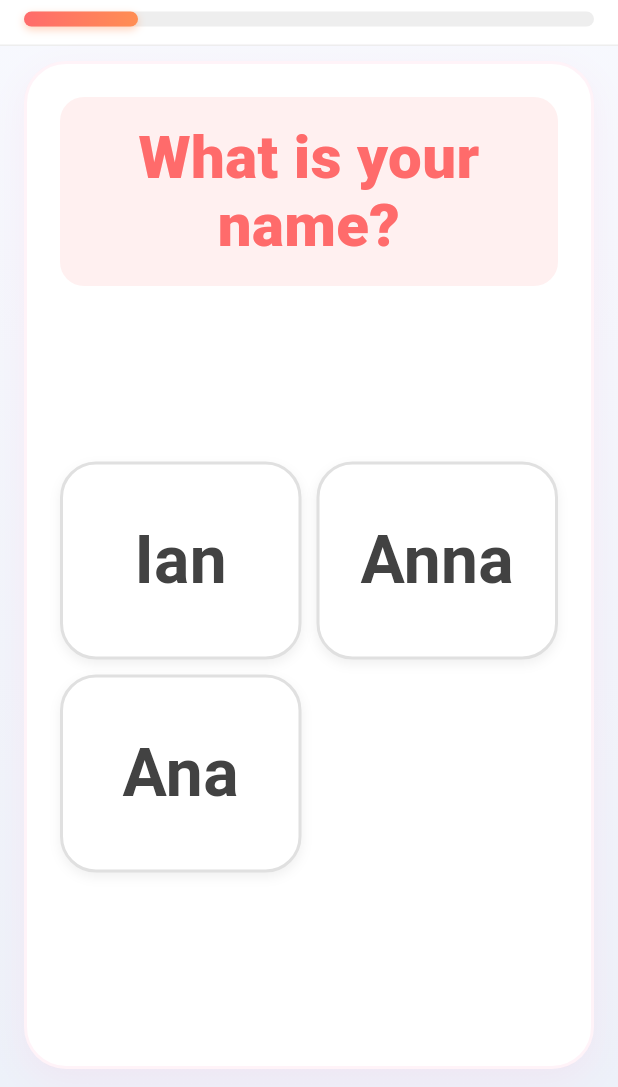
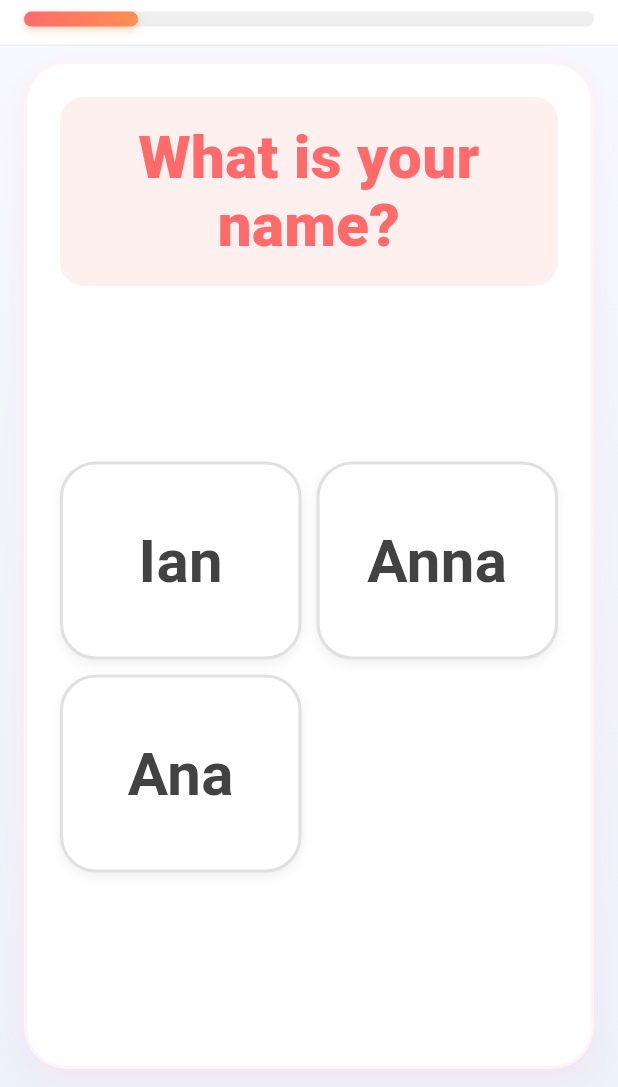
Before and after one commit to Jaijr711/etarabay-app, a Flutter app: the PamilyaScreen screen opened directly, after a tap on an icon or button, on a phone screen of 412 x 824 dp, the part 149-1236 px from its top. Run offline on Flutter 3.47's test engine with Material 3 defaults, Android fonts, the phone set to English and light mode, and no system bars; our stand-ins replace animated_text_kit, audioplayers, cached_network_image, cloud_firestore, confetti, firebase_auth and 12 more; missing offline and left inert: dart:js_interop, gal; accounts and stored records are empty; network calls fail.

Commit message:
Answer choices share one font size per board
The board measures every answer against the tile size and picks the largest size that fits them all, so no tile shrinks its own words out of step with the others.

Co-Authored-By: Claude Opus 5.5 <noreply@anthropic.com>

```diff
--- a/lib/screens/pamilya_screen.dart
+++ b/lib/screens/pamilya_screen.dart
@@ -2080,8 +2080,7 @@ class _PamilyaScreenState extends State<PamilyaScreen>
                         final cap = short ? 132.0 : 108.0;
                         final cellH = available < cap ? available : cap;
 
-                        return Center(
-                          child: GridView.count(
+                        final grid = GridView.count(
                           shrinkWrap: true,
                           physics: const NeverScrollableScrollPhysics(),
                           crossAxisCount: cols,
@@ -2089,6 +2088,20 @@ class _PamilyaScreenState extends State<PamilyaScreen>
                           crossAxisSpacing: gap,
                           mainAxisSpacing: gap,
                           children: choices,
+                        );
+                        // Every answer at one size — see [AnswerTileGroup].
+                        return Center(
+                          child: labels == null || labels.isEmpty
+                              ? grid
+                              : AnswerTileGroup(
+                                  fontSize: AnswerTile.fitFontSize(
+                                    labels,
+                                    cellW: cellW,
+                                    cellH: cellH,
+                                    textScaler:
+                                        MediaQuery.textScalerOf(context),
+                                  ),
+                                  child: grid,
                                 ),
                         );
                       }),
--- a/lib/widgets/answer_tile.dart
+++ b/lib/widgets/answer_tile.dart
@@ -20,7 +20,98 @@ import 'pressable.dart';
 ///     and sizes the drawing and the text from its own height, rather than
 ///     from constants that were tuned when a strip of level tabs was eating
 ///     the top of the screen.
+/// One text size for every answer on a board.
+///
+/// Each tile used to size its own words from its own length, so a question
+/// could show "Father" at 44 beside "Grandmother only" at 20 — the answers
+/// looked unequal, as if one mattered more. The board wraps its tiles in this
+/// with a size worked out from its longest answer ([AnswerTile.groupFontSize]),
+/// and every tile under it uses that size.
+class AnswerTileGroup extends InheritedWidget {
+  final double fontSize;
+
+  const AnswerTileGroup({
+    super.key,
+    required this.fontSize,
+    required super.child,
+  });
+
+  static double? maybeOf(BuildContext context) =>
+      context.dependOnInheritedWidgetOfExactType<AnswerTileGroup>()?.fontSize;
+
+  @override
+  bool updateShouldNotify(AnswerTileGroup oldWidget) =>
+      oldWidget.fontSize != fontSize;
+}
+
 class AnswerTile extends StatelessWidget {
+  /// The size every answer on a board shares, from the longest of them.
+  /// Pictures are left out of the count: they are drawn, not typed.
+  static double groupFontSize(Iterable<String> labels) {
+    var longest = 0;
+    for (final l in labels) {
+      final n = withoutLeadingEmoji(l).length;
+      if (n > longest) longest = n;
+    }
+    if (longest <= 5) return 40;
+    if (longest <= shortLabelLimit) return 26;
+    if (longest <= 32) return 20;
+    return 17;
+  }
+
+  /// The largest size, up to [groupFontSize], at which EVERY answer fits the
+  /// tile the board gives it — measured, so no tile has to shrink its own
+  /// words afterwards and fall out of step with the others. [cellW] and
+  /// [cellH] are one grid cell; the slot for the words inside it follows the
+  /// same padding, picture and layout rules as [build].
+  static double fitFontSize(
+    Iterable<String> labels, {
+    required double cellW,
+    required double cellH,
+    TextScaler textScaler = TextScaler.noScaling,
+  }) {
+    final list = labels.toList();
+    var size = groupFontSize(list);
+    if (cellW <= 0 || cellH <= 0 || list.isEmpty) return size;
+    const border = 4.0;
+    bool fits(double s) {
+      for (final label in list) {
+        final hasPicture = leadingEmoji(label) != null;
+        final stacked = hasPicture && cellH >= 96;
+        var w = cellW - 24 - border;
+        var h = cellH - (stacked ? 20 : 16) - border;
+        if (stacked) {
+          h -= (cellH * 0.56).clamp(40.0, 92.0) + 4;
+        } else if (hasPicture) {
+          w -= (cellH * 0.62).clamp(28.0, 64.0) + 10;
+        }
+        if (w <= 0 || h <= 0) return false;
+        final painter = TextPainter(
+          text: TextSpan(
+            text: withoutLeadingEmoji(label),
+            // Bold is the wider of the two weights a tile uses.
+            style: TextStyle(
+                fontSize: s, fontWeight: FontWeight.bold, height: 1.1),
+          ),
+          textAlign: TextAlign.center,
+          textDirection: TextDirection.ltr,
+          textScaler: textScaler,
+        )..layout(maxWidth: w);
+        // A single word wider than the slot would be broken mid-word.
+        final tooWide = painter.computeLineMetrics().any((l) => l.width > w + 0.5);
+        final tooTall = painter.height > h;
+        painter.dispose();
+        if (tooWide || tooTall) return false;
+      }
+      return true;
+    }
+
+    while (size > 11 && !fits(size)) {
+      size -= 1;
+    }
+    return size;
+  }
+
   /// The answer as the content stores it — "👧 Babae", or a whole sentence.
   final String label;
 
@@ -144,7 +235,11 @@ class AnswerTile extends StatelessWidget {
                 text,
                 textAlign: TextAlign.center,
                 style: TextStyle(
-                  fontSize: text.length <= 5 ? 44 : (short ? 28 : 20),
+                  // The board's shared size when there is one, so every
+                  // answer reads the same size; otherwise sized from this
+                  // tile's own length, as before.
+                  fontSize: AnswerTileGroup.maybeOf(context) ??
+                      (text.length <= 5 ? 44 : (short ? 28 : 20)),
                   color: textColor,
                   fontWeight: selected ? FontWeight.bold : FontWeight.w600,
                   height: 1.1,
```
Lines whose indentation alone changed are shown as unchanged.
